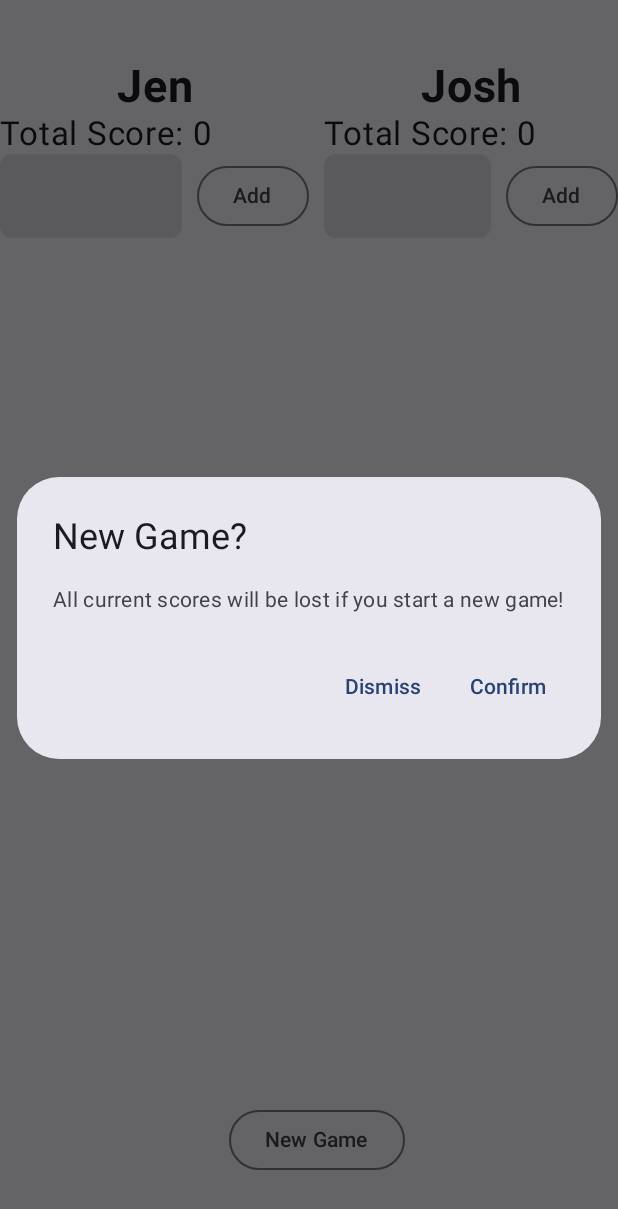
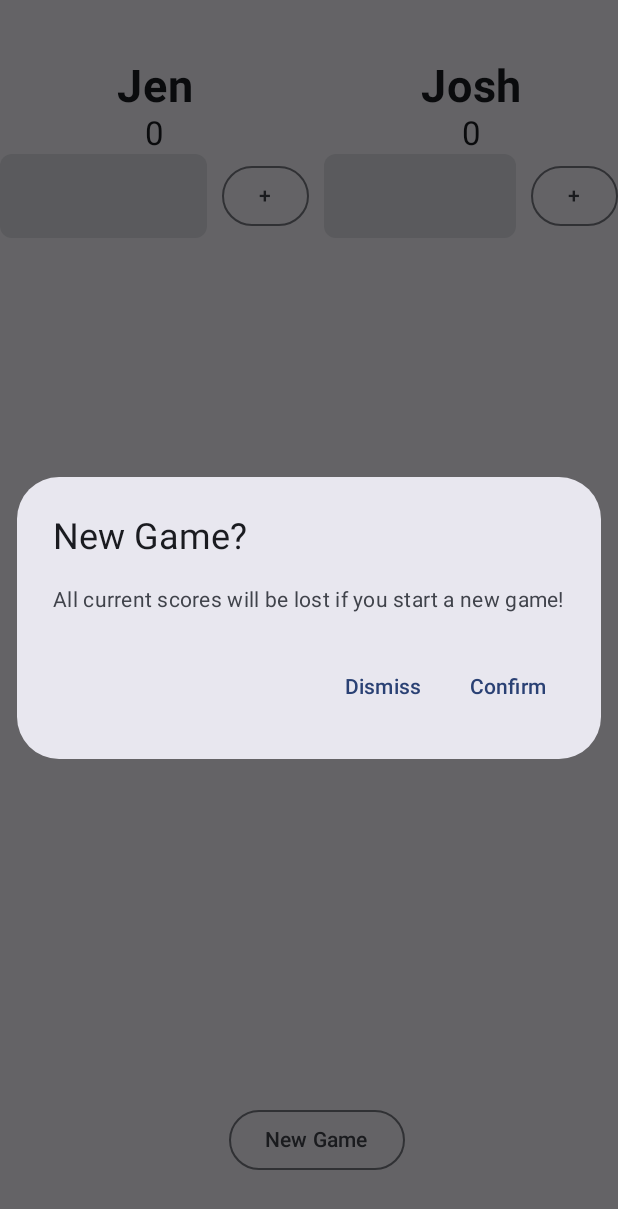
Before and after one commit to hawjo01/GameScore, an Android app built with Jetpack Compose: the screen it shows after launch (MainActivity), after a tap on "New Game", on a phone screen of 412 x 824 dp. Shown: the top 1209 px of the screen. Run offline under Robolectric (Android 15) with nearby library versions, the phone set to English and light mode, and no system bars.

Commit message:
Updates Remove unnecessary (and problematic) checking of new score number as user enters value. Extract string resources Minor layour changes

```diff
--- a/app/src/main/java/net/hawkins/cardscore/MainActivity.kt
+++ b/app/src/main/java/net/hawkins/cardscore/MainActivity.kt
@@ -116,7 +116,7 @@ fun NewGame(players: List<Player>) {
         },
         modifier = Modifier.padding(start = 10.dp)
     ) {
-        Text("New Game")
+        Text(stringResource(R.string.new_game))
     }
 }
 
@@ -125,7 +125,7 @@ fun Winner(players: List<Player>, modifier: Modifier = Modifier) {
     val winner = findWinner(players)
     if (winner != null) {
         Text(
-            text = winner.name + " Wins!",
+            text = stringResource(R.string.winner, winner.name),
             fontWeight = FontWeight.Bold,
             fontSize = 40.sp,
             textAlign = TextAlign.Center,
@@ -170,8 +170,9 @@ fun Player(player: Player, index: Int, modifier: Modifier = Modifier) {
             modifier = Modifier.fillMaxWidth()
         )
         Text(
-            text = stringResource(R.string.total_score) + player.totalScore(),
-            textAlign = TextAlign.Justify,
+            text = player.totalScore().toString(),
+            textAlign = TextAlign.Center,
+            modifier = Modifier.fillMaxWidth(),
             fontSize = 22.sp
         )
         Row(
@@ -181,12 +182,7 @@ fun Player(player: Player, index: Int, modifier: Modifier = Modifier) {
         ) {
             TextField(
                 value = newScore,
-                onValueChange = {
-                    if (it == "" || it == "-" || it.toIntOrNull() != null) {
-                        newScore = it
-                    }
-                },
-                //label = { Text(text = "Enter Score")},
+                onValueChange = { newScore = it },
                 singleLine = true,
                 shape = RoundedCornerShape(8.dp),
                 keyboardOptions = KeyboardOptions(
@@ -215,7 +211,7 @@ fun Player(player: Player, index: Int, modifier: Modifier = Modifier) {
                 },
                 modifier = Modifier.padding(start = 10.dp)
             ) {
-                Text(text = stringResource(R.string.add))
+                Text(text = "+" )
             }
         }
         for (score in player.scores) {
@@ -234,10 +230,10 @@ fun ConfirmNewGame(
 ) {
     AlertDialog(
         title = {
-            Text(text = "New Game?")
+            Text(text = stringResource(R.string.new_game_confirm_title))
         },
         text = {
-            Text(text = "All current scores will be lost if you start a new game!")
+            Text(text = stringResource(R.string.new_game_confirm_description))
         },
         onDismissRequest = {
             onDismissRequest()
@@ -248,7 +244,7 @@ fun ConfirmNewGame(
                     onConfirmation()
                 }
             ) {
-                Text("Confirm")
+                Text(stringResource(R.string.confirm))
             }
         },
         dismissButton = {
@@ -257,11 +253,12 @@ fun ConfirmNewGame(
                     onDismissRequest()
                 }
             ) {
-                Text("Dismiss")
+                Text(stringResource(R.string.dismiss))
             }
         }
     )
 }
+
 @Preview(showBackground = true)
 @Composable
 fun CardScorePreview() {
--- a/app/src/main/res/values/strings.xml
+++ b/app/src/main/res/values/strings.xml
@@ -2,4 +2,10 @@
     <string name="app_name">CardScore</string>
     <string name="total_score">"Total Score: "</string>
     <string name="add">Add</string>
+    <string name="confirm">Confirm</string>
+    <string name="dismiss">Dismiss</string>
+    <string name="new_game_confirm_title">New Game?</string>
+    <string name="new_game_confirm_description">All current scores will be lost if you start a new game!</string>
+    <string name="new_game">New Game</string>
+    <string name="winner">%1$s Wins!</string>
 </resources>
```
